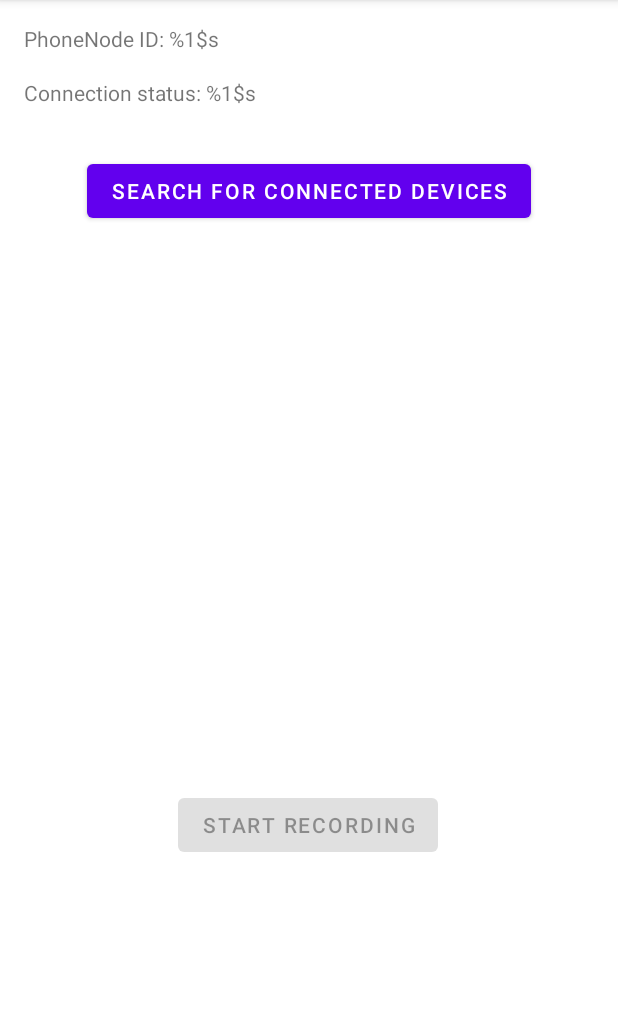
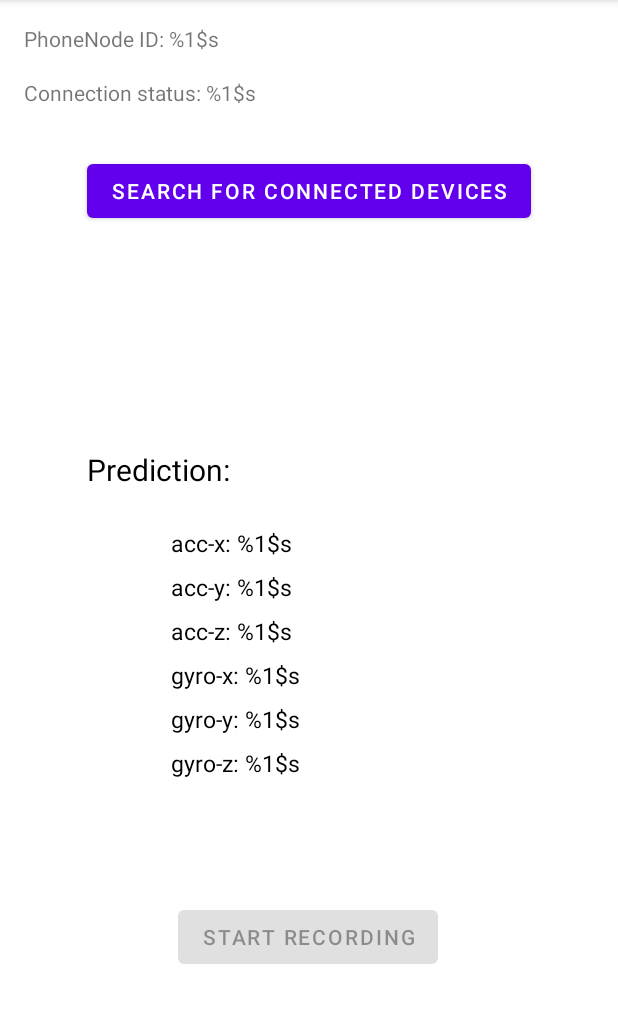
Before and after one commit to black-hole-diver/android-motion-collector, an Android app: the screen it shows after launch (MainActivity), on a phone screen of 412 x 824 dp, the part 84-1107 px from its top. Run offline under Robolectric (Android 15) with nearby library versions, the phone set to English and light mode, and no system bars; 6 statements that could not run were skipped.

Commit message:
layout prediction

```diff
--- a/MobileApp/src/main/res/layout/fragment_first.xml
+++ b/MobileApp/src/main/res/layout/fragment_first.xml
@@ -5,6 +5,39 @@
     android:layout_width="match_parent"
     android:layout_height="match_parent"
     tools:context=".FirstFragment">
+
+    <TextView
+        android:id="@+id/gyro_y"
+        android:layout_width="wrap_content"
+        android:layout_height="wrap_content"
+        android:layout_marginTop="8dp"
+        android:text="gyro-y: %1$s"
+        android:textColor="@color/black"
+        android:textSize="15dp"
+        app:layout_constraintStart_toStartOf="@+id/gyro_x"
+        app:layout_constraintTop_toBottomOf="@+id/gyro_x" />
+
+    <TextView
+        android:id="@+id/gyro_z"
+        android:layout_width="wrap_content"
+        android:layout_height="wrap_content"
+        android:layout_marginTop="8dp"
+        android:text="gyro-z: %1$s"
+        android:textColor="@color/black"
+        android:textSize="15dp"
+        app:layout_constraintStart_toStartOf="@+id/gyro_y"
+        app:layout_constraintTop_toBottomOf="@+id/gyro_y" />
+
+    <TextView
+        android:id="@+id/gyro_x"
+        android:layout_width="wrap_content"
+        android:layout_height="wrap_content"
+        android:layout_marginTop="8dp"
+        android:text="gyro-x: %1$s"
+        android:textColor="@color/black"
+        android:textSize="15dp"
+        app:layout_constraintStart_toStartOf="@+id/acc_z"
+        app:layout_constraintTop_toBottomOf="@+id/acc_z" />
 
     <TextView
         android:id="@+id/connection_status"
@@ -36,7 +69,7 @@
         app:layout_constraintHorizontal_bias="0.497"
         app:layout_constraintStart_toStartOf="parent"
         app:layout_constraintTop_toBottomOf="@+id/refresh_connected_nodes"
-        app:layout_constraintVertical_bias="0.659" />
+        app:layout_constraintVertical_bias="0.79" />
 
     <Button
         android:id="@+id/stop_recording_btn"
@@ -48,10 +81,10 @@
         android:visibility="invisible"
         app:layout_constraintBottom_toBottomOf="parent"
         app:layout_constraintEnd_toEndOf="parent"
-        app:layout_constraintHorizontal_bias="0.497"
+        app:layout_constraintHorizontal_bias="0.476"
         app:layout_constraintStart_toStartOf="parent"
         app:layout_constraintTop_toBottomOf="@+id/refresh_connected_nodes"
-        app:layout_constraintVertical_bias="0.659" />
+        app:layout_constraintVertical_bias="0.79" />
 
     <Button
         android:id="@+id/refresh_connected_nodes"
@@ -79,4 +112,59 @@
         app:layout_constraintStart_toStartOf="parent"
         app:layout_constraintTop_toTopOf="parent" />
 
+    <TextView
+        android:id="@+id/acc_x"
+        android:layout_width="wrap_content"
+        android:layout_height="wrap_content"
+        android:layout_marginStart="56dp"
+        android:layout_marginTop="200dp"
+        android:text="acc-x: %1$s"
+        android:textColor="@color/black"
+        android:textSize="15dp"
+        app:layout_constraintStart_toStartOf="@+id/refresh_connected_nodes"
+        app:layout_constraintTop_toBottomOf="@+id/refresh_connected_nodes" />
+
+    <TextView
+        android:id="@+id/acc_y"
+        android:layout_width="wrap_content"
+        android:layout_height="wrap_content"
+        android:layout_marginTop="8dp"
+        android:text="acc-y: %1$s"
+        android:textColor="@color/black"
+        android:textSize="15dp"
+        app:layout_constraintStart_toStartOf="@+id/acc_x"
+        app:layout_constraintTop_toBottomOf="@+id/acc_x" />
+
+    <TextView
+        android:id="@+id/acc_z"
+        android:layout_width="wrap_content"
+        android:layout_height="wrap_content"
+        android:layout_marginTop="8dp"
+        android:text="acc-z: %1$s"
+        android:textColor="@color/black"
+        android:textSize="15dp"
+        app:layout_constraintStart_toStartOf="@+id/acc_y"
+        app:layout_constraintTop_toBottomOf="@+id/acc_y" />
+
+    <ImageView
+        android:id="@+id/imageView2"
+        android:layout_width="103dp"
+        android:layout_height="103dp"
+        android:layout_marginTop="32dp"
+        android:layout_marginEnd="96dp"
+        app:layout_constraintEnd_toEndOf="@+id/refresh_connected_nodes"
+        app:layout_constraintTop_toBottomOf="@+id/refresh_connected_nodes"
+        tools:src="@tools:sample/avatars" />
+
+    <TextView
+        android:id="@+id/textView2"
+        android:layout_width="wrap_content"
+        android:layout_height="wrap_content"
+        android:layout_marginTop="148dp"
+        android:text="Prediction:"
+        android:textColor="@color/black"
+        android:textSize="20dp"
+        app:layout_constraintStart_toStartOf="@+id/refresh_connected_nodes"
+        app:layout_constraintTop_toBottomOf="@+id/refresh_connected_nodes" />
+
 </androidx.constraintlayout.widget.ConstraintLayout>
```
